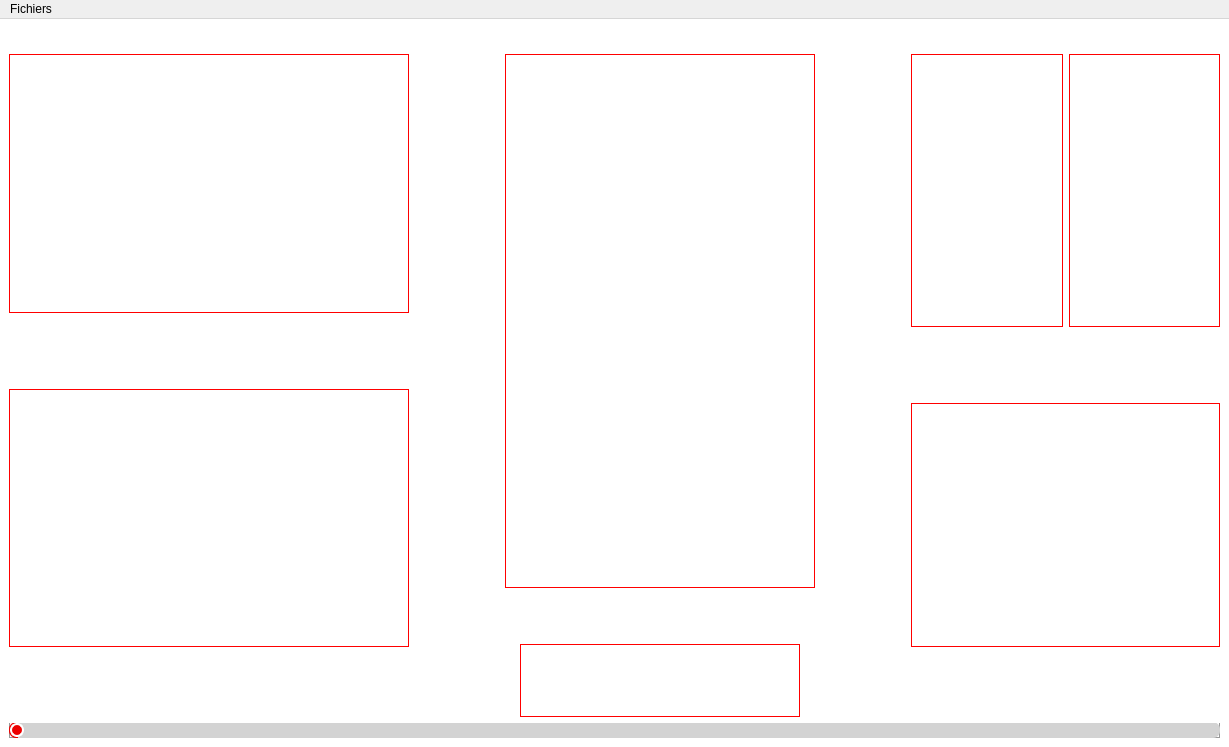
Qt form BaseStation/src/resources/data.ui (ul-gaul/Avionique_Software) before a commit.
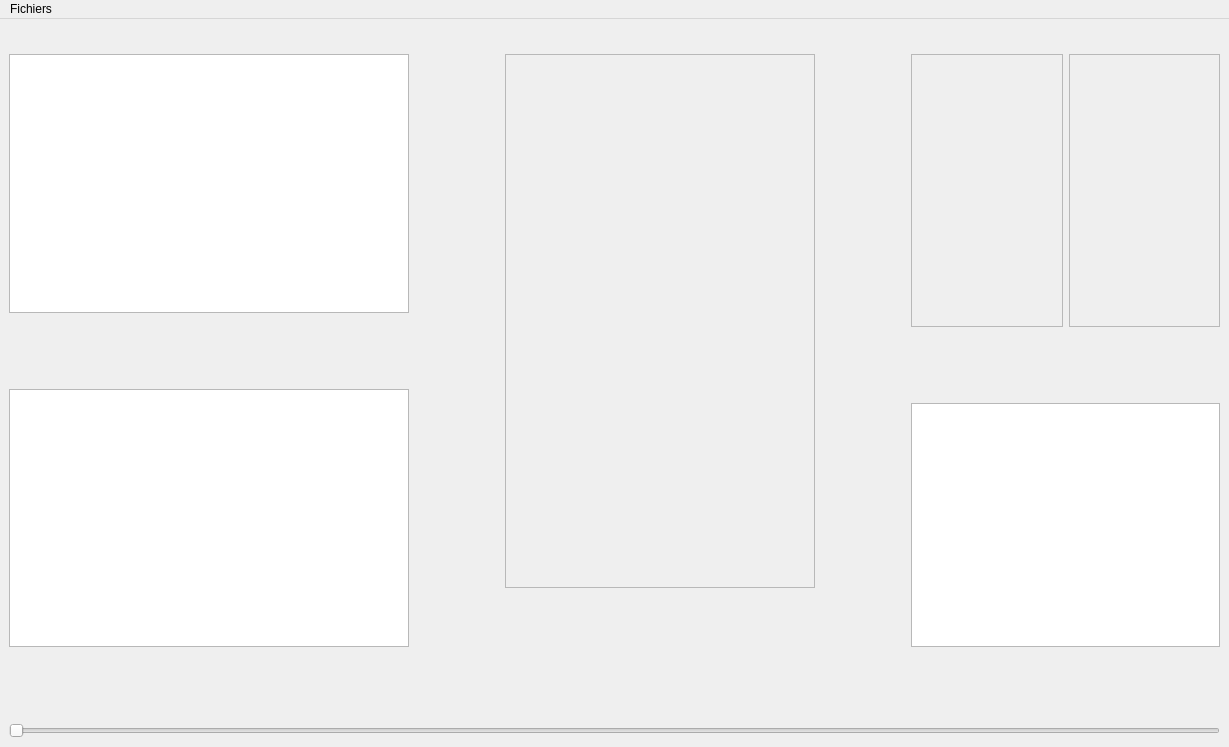
The same form after that commit. Icons and pictures are not drawn. Custom widgets are drawn as their Qt base class.

Commit message: Extraction du css de data dans un fichier

```diff
--- a/BaseStation/src/resources/data.ui
+++ b/BaseStation/src/resources/data.ui
@@ -17,12 +17,6 @@
    <string notr="true"/>
   </property>
   <widget class="QWidget" name="centralwidget">
-   <property name="styleSheet">
-    <string notr="true">#centralwidget
-{
-	background: white;
-}</string>
-   </property>
    <layout class="QVBoxLayout" name="verticalLayout_5">
     <item>
      <layout class="QHBoxLayout" name="horizontalLayout_1">
@@ -100,12 +94,6 @@
             <height>150</height>
            </size>
           </property>
-          <property name="styleSheet">
-           <string notr="true">QFrame
-{
-	border: 1px solid red;
-}</string>
-          </property>
          </widget>
         </item>
         <item>
@@ -138,12 +126,6 @@
             <height>150</height>
            </size>
           </property>
-          <property name="styleSheet">
-           <string notr="true">QFrame
-{
-	border: 1px solid red;
-}</string>
-          </property>
          </widget>
         </item>
         <item>
@@ -196,12 +178,6 @@
             <height>400</height>
            </size>
           </property>
-          <property name="styleSheet">
-           <string notr="true">QFrame
-{
-	border: 1px solid red;
-}</string>
-          </property>
           <property name="frameShape">
            <enum>QFrame::StyledPanel</enum>
           </property>
@@ -255,12 +231,6 @@
               <height>73</height>
              </size>
             </property>
-            <property name="styleSheet">
-             <string notr="true">#widget
-{
-	border: 1px solid red;
-}</string>
-            </property>
             <layout class="QHBoxLayout" name="horizontalLayout"/>
            </widget>
           </item>
@@ -315,12 +285,6 @@
               <height>273</height>
              </size>
             </property>
-            <property name="styleSheet">
-             <string notr="true">QFrame
-{
-	border: 1px solid red;
-}</string>
-            </property>
             <property name="frameShape">
              <enum>QFrame::StyledPanel</enum>
             </property>
@@ -343,12 +307,6 @@
               <height>273</height>
              </size>
             </property>
-            <property name="styleSheet">
-             <string notr="true">QFrame
-{
-	border: 1px solid red;
-}</string>
-            </property>
             <property name="frameShape">
              <enum>QFrame::StyledPanel</enum>
             </property>
@@ -389,12 +347,6 @@
             <height>100</height>
            </size>
           </property>
-          <property name="styleSheet">
-           <string notr="true">QFrame
-{
-	border: 1px solid red;
-}</string>
-          </property>
          </widget>
         </item>
         <item>
@@ -422,41 +374,6 @@
       <property name="enabled">
        <bool>true</bool>
       </property>
-      <property name="styleSheet">
-       <string notr="true">#horizontalSlider::groove:horizontal {
-	border: 1px solid #999999;
-	height: 14px;
-	border-radius: 9px;
-}
-
-#horizontalSlider::handle:horizontal {
-	width: 10px;
-    height: 16px;
-    border-top-right-radius: 7px;
-    border-bottom-right-radius: 7px;
-    border-top-left-radius: 7px;
-    border-bottom-left-radius: 7px;
-    border: 2px solid white;
-    background: rgb(236, 0, 0);
- 	/*background-image: url(:/slider.png);*/
-}
-
-#horizontalSlider::add-page:qlineargradient {
-background: lightgrey;
-border-top-right-radius: 7px;
-border-bottom-right-radius: 7px;
-border-top-left-radius: 0px;
-border-bottom-left-radius: 0px;
-}
-
-#horizontalSlider::sub-page:qlineargradient {
-background: rgb(236, 0, 0);
-border-top-right-radius: 0px;
-border-bottom-right-radius: 0px;
-border-top-left-radius: 7px;
-border-bottom-left-radius: 7px;
-}</string>
-      </property>
       <property name="maximum">
        <number>100</number>
       </property>
```
Left out of the diff: 7 changed lines with no effect on the pictures. The commit also changes 3 other files.
